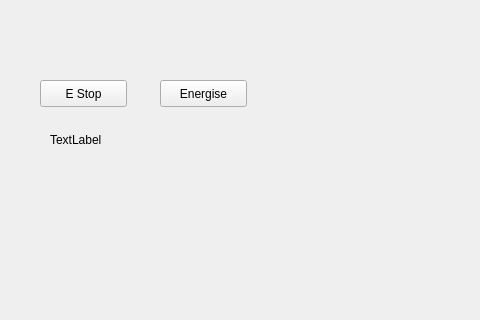
This is emc/src/emc.ui in jethornton/EMC6 as Qt 5 draws it before an edit; both pictures show x 0 to 480 and y 0 to 320 of the 800 by 600 pixel window. The edited form follows.
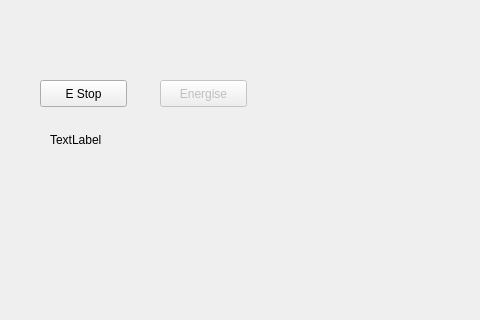
This is the edited form.

Commit message: create framework for buttons

```diff
--- a/emc/src/emc.ui
+++ b/emc/src/emc.ui
@@ -28,6 +28,9 @@
     </property>
    </widget>
    <widget class="QPushButton" name="energise_pb">
+    <property name="enabled">
+     <bool>false</bool>
+    </property>
     <property name="geometry">
      <rect>
       <x>160</x>
```
The commit also changes 3 other files.
